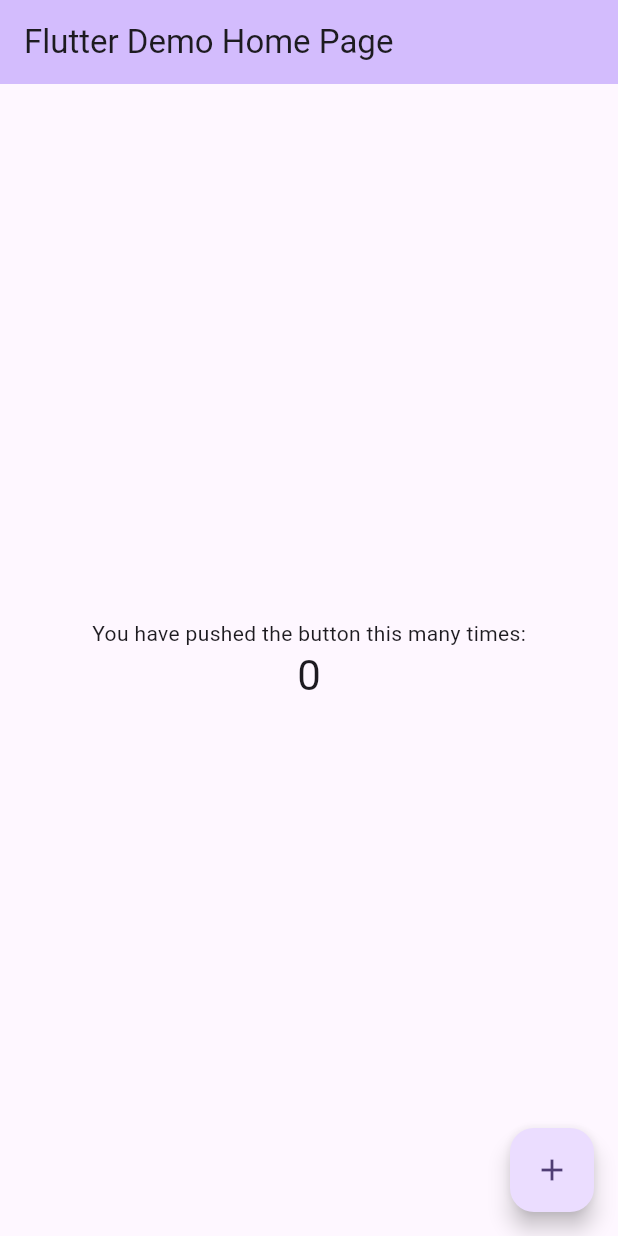
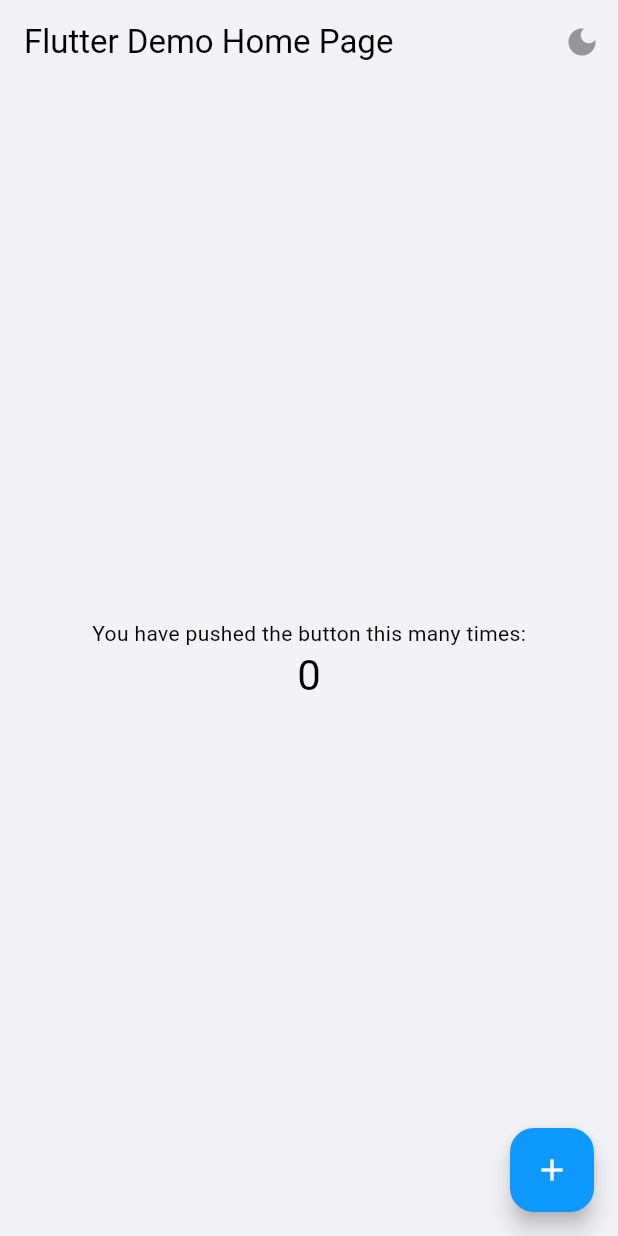
Before and after one commit to SimpliMinimalist/dozo, a Flutter app: the screen it shows after launch, on a phone screen of 412 x 824 dp. Run offline on Flutter 3.47's test engine with Material 3 defaults, Android fonts, the phone set to English and light mode, and no system bars.

Commit message:
feat: remove set system theme toggle

```diff
--- /dev/null
+++ b/lib/app.dart
@@ -0,0 +1,79 @@
+import 'package:flutter/material.dart';
+import 'package:provider/provider.dart';
+import 'package:myapp/core/services/theme_provider.dart';
+import 'package:myapp/core/themes/light_theme.dart';
+import 'package:myapp/core/themes/dark_theme.dart';
+
+class MyApp extends StatelessWidget {
+  const MyApp({super.key});
+
+  @override
+  Widget build(BuildContext context) {
+    return Consumer<ThemeProvider>(
+      builder: (context, themeProvider, child) {
+        return MaterialApp(
+          title: 'Flutter Demo',
+          theme: lightTheme,
+          darkTheme: darkTheme,
+          themeMode: themeProvider.themeMode,
+          debugShowCheckedModeBanner: false,
+          home: const MyHomePage(title: 'Flutter Demo Home Page'),
+        );
+      },
+    );
+  }
+}
+
+class MyHomePage extends StatefulWidget {
+  const MyHomePage({super.key, required this.title});
+
+  final String title;
+
+  @override
+  State<MyHomePage> createState() => _MyHomePageState();
+}
+
+class _MyHomePageState extends State<MyHomePage> {
+  int _counter = 0;
+
+  void _incrementCounter() {
+    setState(() {
+      _counter++;
+    });
+  }
+
+  @override
+  Widget build(BuildContext context) {
+    final themeProvider = Provider.of<ThemeProvider>(context);
+
+    return Scaffold(
+      appBar: AppBar(
+        title: Text(widget.title),
+        actions: [
+          IconButton(
+            icon: Icon(themeProvider.themeMode == ThemeMode.dark ? Icons.light_mode : Icons.dark_mode),
+            onPressed: () => themeProvider.toggleTheme(),
+            tooltip: 'Toggle Theme',
+          ),
+        ],
+      ),
+      body: Center(
+        child: Column(
+          mainAxisAlignment: MainAxisAlignment.center,
+          children: <Widget>[
+            const Text('You have pushed the button this many times:'),
+            Text(
+              '$_counter',
+              style: Theme.of(context).textTheme.headlineMedium,
+            ),
+          ],
+        ),
+      ),
+      floatingActionButton: FloatingActionButton(
+        onPressed: _incrementCounter,
+        tooltip: 'Increment',
+        child: const Icon(Icons.add),
+      ),
+    );
+  }
+}
--- /dev/null
+++ b/lib/core/services/theme_provider.dart
@@ -0,0 +1,12 @@
+import 'package:flutter/material.dart';
+
+class ThemeProvider with ChangeNotifier {
+  ThemeMode _themeMode = ThemeMode.system;
+
+  ThemeMode get themeMode => _themeMode;
+
+  void toggleTheme() {
+    _themeMode = _themeMode == ThemeMode.light ? ThemeMode.dark : ThemeMode.light;
+    notifyListeners();
+  }
+}
--- /dev/null
+++ b/lib/core/themes/dark_theme.dart
@@ -0,0 +1,18 @@
+import 'package:flutter/material.dart';
+import 'package:myapp/core/themes/colors.dart';
+
+final darkTheme = ThemeData(
+  brightness: Brightness.dark,
+  primaryColor: primaryDark,
+  scaffoldBackgroundColor: backgroundDark,
+  appBarTheme: const AppBarTheme(
+    backgroundColor: topAppBarDark,
+    elevation: 0,
+    iconTheme: IconThemeData(color: iconDark),
+  ),
+  colorScheme: const ColorScheme.dark(
+    primary: primaryDark,
+    secondary: primaryDark,
+    surface: surfaceDark,
+  ),
+);
--- /dev/null
+++ b/lib/core/themes/light_theme.dart
@@ -0,0 +1,19 @@
+import 'package:flutter/material.dart';
+import 'package:myapp/core/themes/colors.dart';
+
+
+final lightTheme = ThemeData(
+  brightness: Brightness.light,
+  primaryColor: primaryLight,
+  scaffoldBackgroundColor: backgroundLight,
+  appBarTheme: const AppBarTheme(
+    backgroundColor: topAppBarLight,
+    elevation: 0,
+    iconTheme: IconThemeData(color: iconLight),
+  ),
+  colorScheme: const ColorScheme.light(
+    primary: primaryLight,
+    secondary: primaryLight,
+    surface: surfaceLight,
+  ),
+);
--- a/lib/main.dart
+++ b/lib/main.dart
@@ -1,122 +1,13 @@
 import 'package:flutter/material.dart';
+import 'package:provider/provider.dart';
+import 'package:myapp/core/services/theme_provider.dart';
+import 'app.dart';
 
 void main() {
-  runApp(const MyApp());
+  runApp(
+    ChangeNotifierProvider(
+      create: (context) => ThemeProvider(),
+      child: const MyApp(),
+    ),
+  );
 }
-
-class MyApp extends StatelessWidget {
-  const MyApp({super.key});
-
-  // This widget is the root of your application.
-  @override
-  Widget build(BuildContext context) {
-    return MaterialApp(
-      title: 'Flutter Demo',
-      theme: ThemeData(
-        // This is the theme of your application.
-        //
-        // TRY THIS: Try running your application with "flutter run". You'll see
-        // the application has a purple toolbar. Then, without quitting the app,
-        // try changing the seedColor in the colorScheme below to Colors.green
-        // and then invoke "hot reload" (save your changes or press the "hot
-        // reload" button in a Flutter-supported IDE, or press "r" if you used
-        // the command line to start the app).
-        //
-        // Notice that the counter didn't reset back to zero; the application
-        // state is not lost during the reload. To reset the state, use hot
-        // restart instead.
-        //
-        // This works for code too, not just values: Most code changes can be
-        // tested with just a hot reload.
-        colorScheme: ColorScheme.fromSeed(seedColor: Colors.deepPurple),
-      ),
-      home: const MyHomePage(title: 'Flutter Demo Home Page'),
-    );
-  }
-}
-
-class MyHomePage extends StatefulWidget {
-  const MyHomePage({super.key, required this.title});
-
-  // This widget is the home page of your application. It is stateful, meaning
-  // that it has a State object (defined below) that contains fields that affect
-  // how it looks.
-
-  // This class is the configuration for the state. It holds the values (in this
-  // case the title) provided by the parent (in this case the App widget) and
-  // used by the build method of the State. Fields in a Widget subclass are
-  // always marked "final".
-
-  final String title;
-
-  @override
-  State<MyHomePage> createState() => _MyHomePageState();
-}
-
-class _MyHomePageState extends State<MyHomePage> {
-  int _counter = 0;
-
-  void _incrementCounter() {
-    setState(() {
-      // This call to setState tells the Flutter framework that something has
-      // changed in this State, which causes it to rerun the build method below
-      // so that the display can reflect the updated values. If we changed
-      // _counter without calling setState(), then the build method would not be
-      // called again, and so nothing would appear to happen.
-      _counter++;
-    });
-  }
-
-  @override
-  Widget build(BuildContext context) {
-    // This method is rerun every time setState is called, for instance as done
-    // by the _incrementCounter method above.
-    //
-    // The Flutter framework has been optimized to make rerunning build methods
-    // fast, so that you can just rebuild anything that needs updating rather
-    // than having to individually change instances of widgets.
-    return Scaffold(
-      appBar: AppBar(
-        // TRY THIS: Try changing the color here to a specific color (to
-        // Colors.amber, perhaps?) and trigger a hot reload to see the AppBar
-        // change color while the other colors stay the same.
-        backgroundColor: Theme.of(context).colorScheme.inversePrimary,
-        // Here we take the value from the MyHomePage object that was created by
-        // the App.build method, and use it to set our appbar title.
-        title: Text(widget.title),
-      ),
-      body: Center(
-        // Center is a layout widget. It takes a single child and positions it
-        // in the middle of the parent.
-        child: Column(
-          // Column is also a layout widget. It takes a list of children and
-          // arranges them vertically. By default, it sizes itself to fit its
-          // children horizontally, and tries to be as tall as its parent.
-          //
-          // Column has various properties to control how it sizes itself and
-          // how it positions its children. Here we use mainAxisAlignment to
-          // center the children vertically; the main axis here is the vertical
-          // axis because Columns are vertical (the cross axis would be
-          // horizontal).
-          //
-          // TRY THIS: Invoke "debug painting" (choose the "Toggle Debug Paint"
-          // action in the IDE, or press "p" in the console), to see the
-          // wireframe for each widget.
-          mainAxisAlignment: MainAxisAlignment.center,
-          children: <Widget>[
-            const Text('You have pushed the button this many times:'),
-            Text(
-              '$_counter',
-              style: Theme.of(context).textTheme.headlineMedium,
-            ),
-          ],
-        ),
-      ),
-      floatingActionButton: FloatingActionButton(
-        onPressed: _incrementCounter,
-        tooltip: 'Increment',
-        child: const Icon(Icons.add),
-      ), // This trailing comma makes auto-formatting nicer for build methods.
-    );
-  }
-}
```
Also changed, not shown: lib/core/themes/colors.dart (added, +40 -0 lines), lib/core/themes/theme_extension.dart (added, +10 -0 lines), pubspec.yaml (+2 -69 lines), pubspec.lock, 1 other file.
